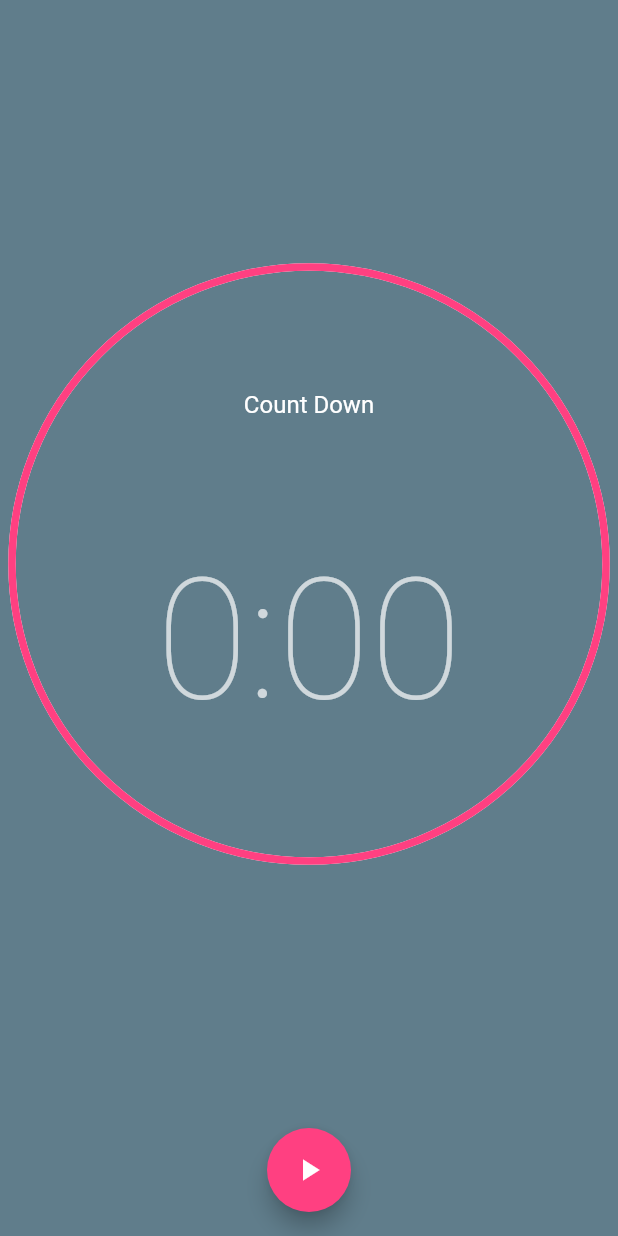
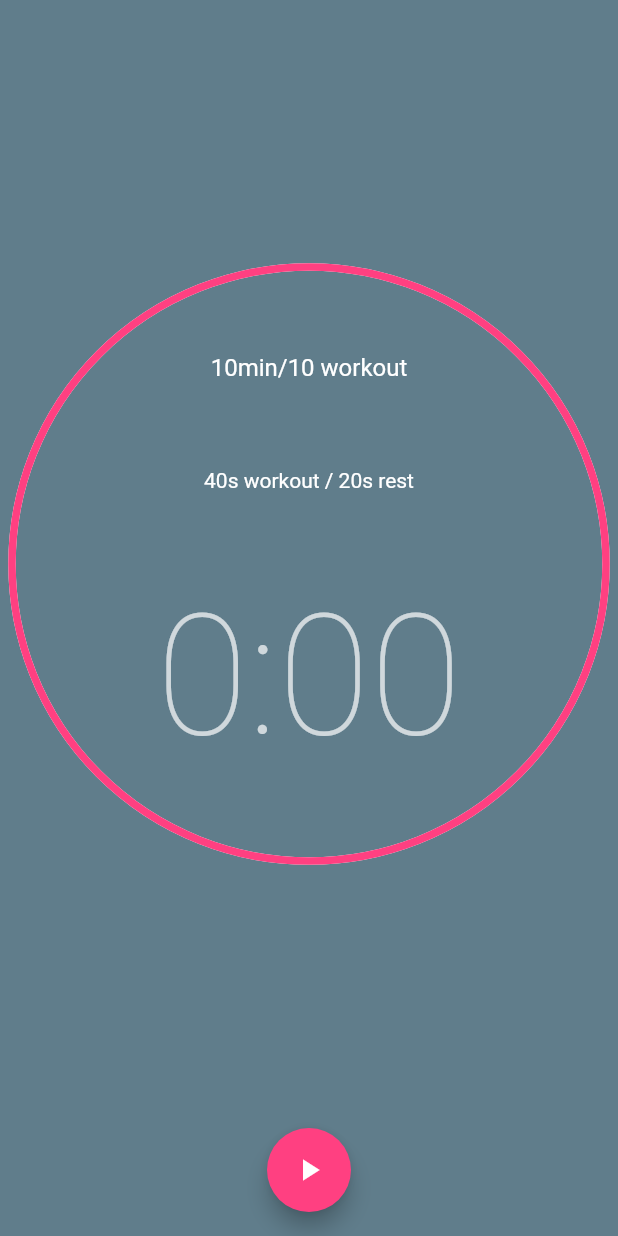
Before and after one commit to mwmw7/flutter_app, a Flutter app: the screen it shows after launch, on a phone screen of 412 x 824 dp. Run offline on Flutter 3.47's test engine with Material 2 defaults, Android fonts, the phone set to English and light mode, and no system bars; our stand-ins replace numberpicker.

Commit message:
Add numberpicker Add text

```diff
--- a/lib/main.dart
+++ b/lib/main.dart
@@ -1,4 +1,5 @@
 import 'package:flutter/material.dart';
+import 'package:numberpicker/numberpicker.dart';
 import 'dart:math' as math;
 
 void main() => runApp(MaterialApp(
@@ -20,7 +21,7 @@ class MyApp extends StatefulWidget {
 
 class MyAppState extends State<MyApp> with TickerProviderStateMixin {
   AnimationController controller;
-
+  int sec =0;
   // bool isPlaying = false;
 
   String get timerString {
@@ -33,7 +34,7 @@ class MyAppState extends State<MyApp> with TickerProviderStateMixin {
     super.initState();
     controller = AnimationController(
       vsync: this,
-      duration: Duration(seconds: 10),
+      duration: Duration(seconds: 60 * 10),
     );
 
     // ..addStatusListener((status) {
@@ -81,9 +82,26 @@ class MyAppState extends State<MyApp> with TickerProviderStateMixin {
                           crossAxisAlignment: CrossAxisAlignment.center,
                           children: <Widget>[
                             Text(
-                              "Count Down",
+                              "10min/10 workout",
                               style: themeData.textTheme.subhead,
                             ),
+                            Text(
+                              "40s workout / 20s rest"
+                            ),
+//                            NumberPicker.integer(
+//                              initialValue: sec,
+//                              minValue: 0,
+//                              maxValue: 23,
+//                              listViewWidth: 60,
+//                              onChanged: (val){
+//                                setState(() {
+//                                  sec = val;
+//                                  debugPrint(sec.toString());
+//                                });
+//
+//                              },
+//
+//                            ),
                             AnimatedBuilder(
                                 animation: controller,
                                 builder: (BuildContext context, Widget child) {
--- a/pubspec.yaml
+++ b/pubspec.yaml
@@ -24,6 +24,7 @@ dependencies:
   # Use with the CupertinoIcons class for iOS style icons.
   cupertino_icons: ^0.1.2
   english_words: ^3.1.5
+  numberpicker: ^1.2.0
 
 dev_dependencies:
   flutter_test:
```
Also changed, not shown: pubspec.lock.
